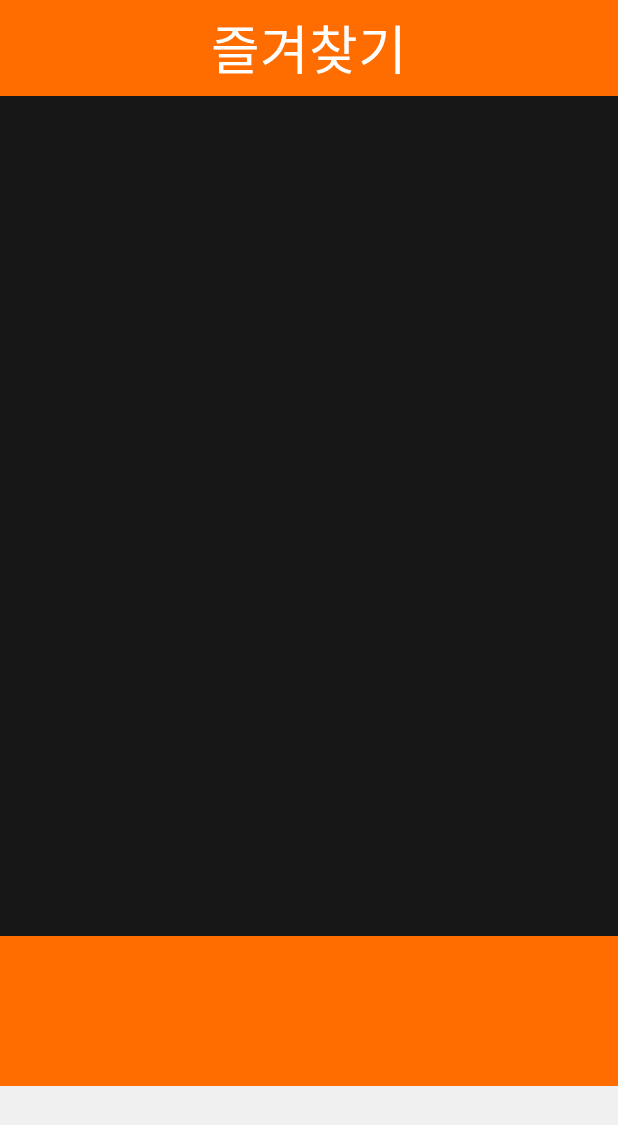
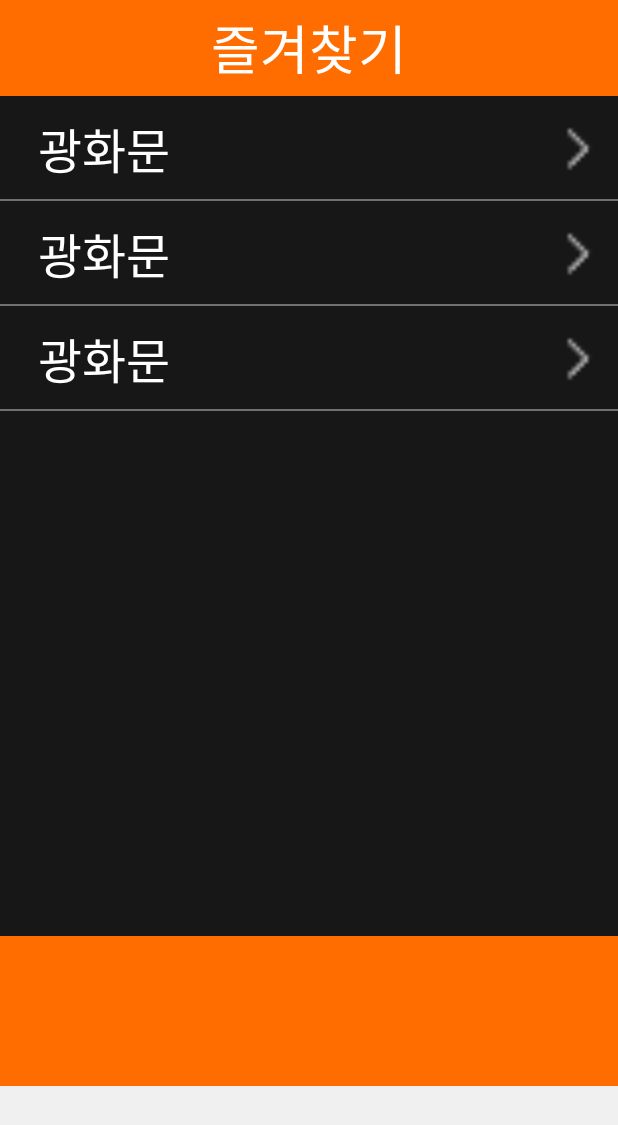
Before and after one commit to non-ideal/i-eye-android, an Android app: the FavoritesActivity screen opened directly, with no data from a screen before it, on a phone screen of 412 x 824 dp. Shown: the top 1125 px of the screen. Run offline under Robolectric (Android 15) with nearby library versions, the phone set to English and light mode, and no system bars.

Commit message:
recyclerView 상수값 추가

```diff
--- a/i_eye/app/src/main/java/com/maas/soft/i_eye/ui/FavoritesActivity.kt
+++ b/i_eye/app/src/main/java/com/maas/soft/i_eye/ui/FavoritesActivity.kt
@@ -2,12 +2,29 @@ package com.maas.soft.i_eye.ui
 
 import android.support.v7.app.AppCompatActivity
 import android.os.Bundle
+import android.support.v7.widget.LinearLayoutManager
+import android.view.View
 import com.maas.soft.i_eye.R
+import kotlinx.android.synthetic.main.activity_favorites.*
 
-class FavoritesActivity : AppCompatActivity() {
+class FavoritesActivity : AppCompatActivity(), View.OnClickListener {
+    override fun onClick(v: View?) {
 
+    }
+
+    lateinit var placeAdapter: PlaceAdapter
     override fun onCreate(savedInstanceState: Bundle?) {
         super.onCreate(savedInstanceState)
         setContentView(R.layout.activity_favorites)
+        val placeItems = ArrayList<String>()
+        placeItems.add("광화문")
+        placeItems.add("광화문")
+        placeItems.add("광화문")
+        placeAdapter = PlaceAdapter(placeItems)
+        placeAdapter.setOnItemClickListener(this)
+
+        rv_bookmarks_favorite.layoutManager = LinearLayoutManager(this)
+        rv_bookmarks_favorite.adapter = placeAdapter
+
     }
 }
--- /dev/null
+++ b/i_eye/app/src/main/java/com/maas/soft/i_eye/ui/PlaceAdapter.kt
@@ -0,0 +1,29 @@
+package com.maas.soft.i_eye.ui
+
+import android.support.v7.widget.RecyclerView
+import android.view.LayoutInflater
+import android.view.View
+import android.view.ViewGroup
+import com.maas.soft.i_eye.R
+
+class PlaceAdapter(var placeItems: ArrayList<String>) : RecyclerView.Adapter<PlaceViewHolder>() {
+    private lateinit var onItemClick:View.OnClickListener
+
+    fun setOnItemClickListener(l: View.OnClickListener){
+        onItemClick = l
+    }
+
+    override fun onCreateViewHolder(parent: ViewGroup, viewType: Int): PlaceViewHolder {
+        val mainView : View = LayoutInflater.from(parent.context)
+                .inflate(R.layout.item_list, parent, false)
+        mainView.setOnClickListener(onItemClick)
+        return PlaceViewHolder(mainView)
+    }
+
+    override fun getItemCount(): Int = placeItems.size
+
+    override fun onBindViewHolder(holder: PlaceViewHolder, position: Int) {
+        holder.placeName.text = placeItems[position]
+    }
+
+}
--- /dev/null
+++ b/i_eye/app/src/main/java/com/maas/soft/i_eye/ui/PlaceViewHolder.kt
@@ -0,0 +1,10 @@
+package com.maas.soft.i_eye.ui
+
+import android.support.v7.widget.RecyclerView
+import android.view.View
+import android.widget.TextView
+import com.maas.soft.i_eye.R
+
+class PlaceViewHolder(itemView: View?) : RecyclerView.ViewHolder(itemView!!) {
+    var placeName : TextView = itemView!!.findViewById(R.id.tv_name_place) as TextView
+}
--- a/i_eye/app/src/main/res/layout/activity_favorites.xml
+++ b/i_eye/app/src/main/res/layout/activity_favorites.xml
@@ -27,7 +27,7 @@
         android:layout_height="match_parent">
 
         <LinearLayout
-            android:id="@+id/rv_bookmarks_favorite"
+            android:id="@+id/linear_bookmarks_favorite"
             android:layout_width="match_parent"
             android:layout_height="0dp"
             android:orientation="vertical"
@@ -35,10 +35,10 @@
             app:layout_constraintBottom_toTopOf="@+id/linear_btn_favorite"
             android:background="@color/black">
             <android.support.v7.widget.RecyclerView
+                android:id="@+id/rv_bookmarks_favorite"
                 android:layout_width="match_parent"
                 android:layout_height="match_parent"
-                >
-            </android.support.v7.widget.RecyclerView>
+                />
         </LinearLayout>
         <LinearLayout
             android:id="@+id/linear_btn_favorite"
--- a/i_eye/app/src/main/res/layout/item_list.xml
+++ b/i_eye/app/src/main/res/layout/item_list.xml
@@ -5,6 +5,7 @@
     android:layout_height="70dp"
     xmlns:app="http://schemas.android.com/apk/res-auto">
     <TextView
+        android:id="@+id/tv_name_place"
         android:layout_width="300dp"
         android:layout_height="wrap_content"
         app:layout_constraintTop_toTopOf="parent"
@@ -16,6 +17,7 @@
         android:textSize="32sp"
         tools:text="광화문역"/>
     <ImageView
+        android:id="@+id/iv_btn_place"
         android:layout_width="48dp"
         android:layout_height="48dp"
         app:layout_constraintTop_toTopOf="parent"
```
